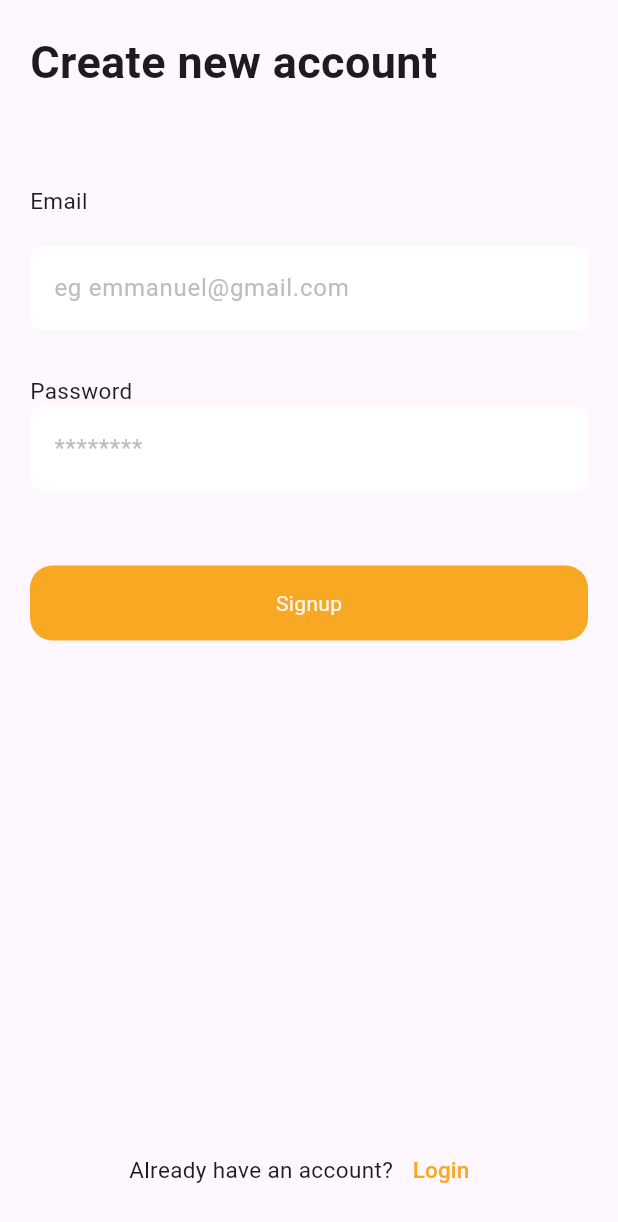
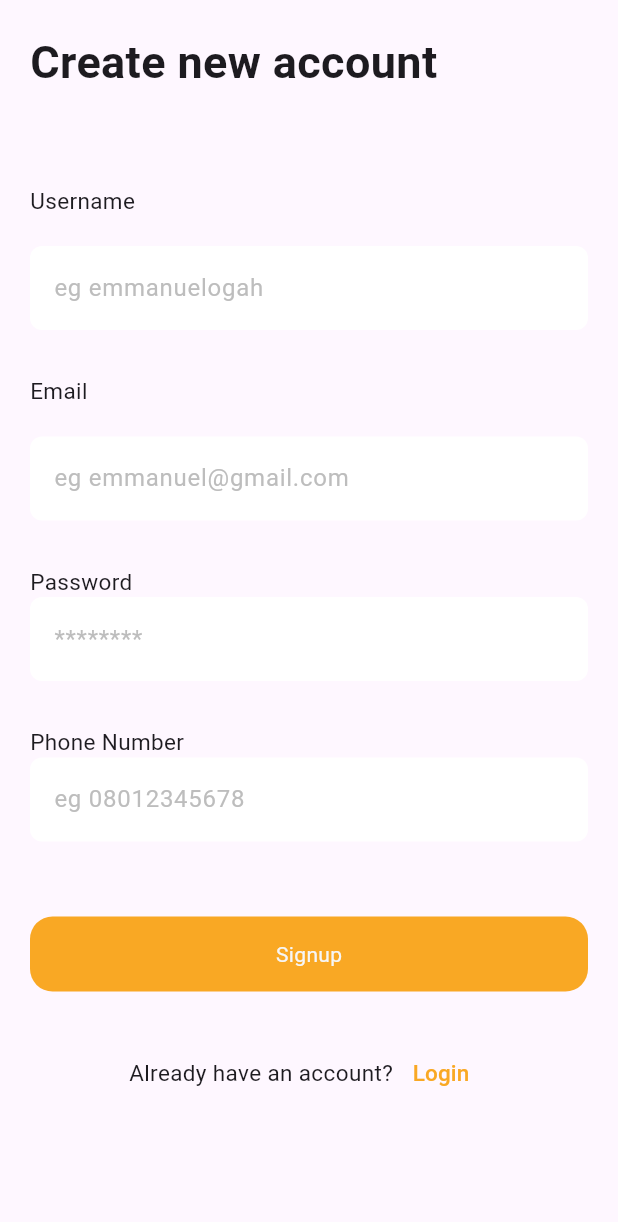
Before and after one commit to the-mohsin-ali/todo_app, a Flutter app: the screen it shows after launch, after a tap on "Signup", on a phone screen of 412 x 824 dp. Shown: the top 1222 px of the screen. Run offline on Flutter 3.47's test engine with Material 3 defaults, Android fonts, the phone set to English and light mode, and no system bars; our stand-ins replace cloud_firestore, firebase_auth, firebase_core, get, shared_preferences; accounts and stored records are empty.

```diff
--- a/lib/main.dart
+++ b/lib/main.dart
@@ -5,11 +5,14 @@ import 'package:todo_app/firebase_options.dart';
 import 'package:todo_app/res/routes/routes.dart';
 import 'package:todo_app/view/splash_screen.dart';
 import 'package:todo_app/view_models/controller/auth_controller.dart';
+import 'package:todo_app/view_models/controller/bottom_bar_controller.dart';
 
 void main() async {
   WidgetsFlutterBinding.ensureInitialized();
   await Firebase.initializeApp(options: DefaultFirebaseOptions.currentPlatform);
+
   Get.put(AuthController());
+  Get.put(BottomBarController());
   runApp(const MyApp());
 }
 
--- a/lib/models/task/user_task.dart
+++ b/lib/models/task/user_task.dart
@@ -35,7 +35,7 @@ class UserTask {
       'userId': userId,
       'title': title,
       'description': description,
-      'dateTime': dateTime,
+      'dateTime': Timestamp.fromDate( dateTime ),
       'isCompleted': isCompleted,
     };
   }
--- /dev/null
+++ b/lib/models/user_model.dart
@@ -0,0 +1,23 @@
+class UserModel {
+  String? uid;
+  String? email;
+  String? userName;
+  String? phoneNumber;
+
+  UserModel({this.uid, this.email, this.userName, this.phoneNumber});
+
+ factory UserModel.fromMap(Map<String, dynamic> map) => UserModel(
+    uid: map['uid'],
+    email: map['email'],
+    userName: map['userName'],
+    phoneNumber: map['phoneNumber'],
+  );
+
+  Map<String, dynamic> toMap() => {
+    'uid': uid,
+    'email': email,
+    'userName': userName,
+    'phoneNumber': phoneNumber,
+  };
+
+}
--- a/lib/res/routes/routes.dart
+++ b/lib/res/routes/routes.dart
@@ -28,7 +28,7 @@ class AppRoutes {
     ),
     GetPage(
       name: '/signup',
-      page: () => const SignupScreen(),
+      page: () =>  SignupScreen(),
       transitionDuration: Duration(milliseconds: 250),
       transition: Transition.leftToRightWithFade,
     ),
--- /dev/null
+++ b/lib/utils/global_variable.dart
@@ -0,0 +1,14 @@
+import 'package:todo_app/view_models/services/shared_prefs.dart';
+
+class GlobalVariable {
+
+  static String userName = '';
+  static String userEmail = '';
+  static String userNumber = '';
+
+  static Future<void> init() async {
+    userName = await SharedPrefs.getUsername() ?? '';
+    userEmail = await SharedPrefs.getEmail() ?? '';
+    userNumber = await SharedPrefs.getPhoneNumber() ?? '';
+  }
+}
--- a/lib/view/login_screen.dart
+++ b/lib/view/login_screen.dart
@@ -1,3 +1,4 @@
+import 'package:flutter/cupertino.dart';
 import 'package:flutter/material.dart';
 import 'package:get/get.dart';
 import 'package:todo_app/res/colors/app_colors.dart';
@@ -23,6 +24,9 @@ class LoginScreen extends StatelessWidget {
             key: formKey,
             child: Column(
               children: [
+                // CupertinoExpansionTile(
+
+                // )
                 Row(
                   mainAxisAlignment: MainAxisAlignment.center,
                   children: [
@@ -45,6 +49,7 @@ class LoginScreen extends StatelessWidget {
                     if(value!.isEmpty){
                       return 'Please enter your email';
                     }
+                    return null;
                   },
                 ),
                 const SizedBox(height: 30),
@@ -60,6 +65,7 @@ class LoginScreen extends StatelessWidget {
                     if(value!.isEmpty){
                       return 'Please enter your password';
                     }
+                    return null;
                   },
                 ),
                 const SizedBox(height: 30),
--- a/lib/view/signup_screen.dart
+++ b/lib/view/signup_screen.dart
@@ -6,22 +6,17 @@ import 'package:todo_app/res/routes/routes_name.dart';
 import 'package:todo_app/utils/utils.dart';
 import 'package:todo_app/view_models/controller/auth_controller.dart';
 
-class SignupScreen extends StatelessWidget {
-  const SignupScreen({super.key});
+class SignupScreen extends GetResponsiveWidget<AuthController> {
+  SignupScreen({super.key});
 
   @override
   Widget build(BuildContext context) {
-    final formKey = GlobalKey<FormState>();
-    TextEditingController emailController = TextEditingController();
-    TextEditingController passwordController = TextEditingController();
-    // final controller = Get.find<AuthController>();
-
     return Scaffold(
       body: SafeArea(
         child: Padding(
-          padding: EdgeInsetsGeometry.all(20),
+          padding: const EdgeInsets.all(20),
           child: Form(
-            key: formKey,
+            key: controller.formKey,
             child: Column(
               children: [
                 Row(
@@ -37,28 +32,28 @@ class SignupScreen extends StatelessWidget {
                   ],
                 ),
                 const SizedBox(height: 60),
-                // Align(
-                //   alignment: Alignment.centerLeft,
-                //   child: Text('Username', style: TextStyle(fontSize: 15)),
-                // ),
-                // const SizedBox(height: 20),
-                // TextFormField(
-                //   controller: usernameController,
-                //   decoration: Utils.inputDecoration(title: 'eg emmanuelogah'),
-                //   validator: (value) {
-                //     if (value!.isEmpty) {
-                //       return 'Please enter your username';
-                //     }
-                //   },
-                // ),
-                // const SizedBox(height: 30),
+                Align(
+                  alignment: Alignment.centerLeft,
+                  child: Text('Username', style: TextStyle(fontSize: 15)),
+                ),
+                const SizedBox(height: 20),
+                TextFormField(
+                  controller: controller.usernameController,
+                  decoration: Utils.inputDecoration(title: 'eg emmanuelogah'),
+                  validator: (value) {
+                    if (value!.isEmpty) {
+                      return 'Please enter your username';
+                    }
+                  },
+                ),
+                const SizedBox(height: 30),
                 Align(
                   alignment: Alignment.centerLeft,
                   child: Text('Email', style: TextStyle(fontSize: 15)),
                 ),
                 const SizedBox(height: 20),
                 TextFormField(
-                  controller: emailController,
+                  controller: controller.emailController,
                   decoration: Utils.inputDecoration(
                     title: 'eg emmanuel@gmail.com',
                   ),
@@ -74,7 +69,7 @@ class SignupScreen extends StatelessWidget {
                   child: Text('Password', style: TextStyle(fontSize: 15)),
                 ),
                 TextFormField(
-                  controller: passwordController,
+                  controller: controller.passwordController,
                   obscureText: true,
                   decoration: Utils.inputDecoration(title: '********'),
                   validator: (value) {
@@ -83,20 +78,37 @@ class SignupScreen extends StatelessWidget {
                     }
                   },
                 ),
+                const SizedBox(height: 30),
+                Align(
+                  alignment: Alignment.centerLeft,
+                  child: Text('Phone Number', style: TextStyle(fontSize: 15)),
+                ),
+                TextFormField(
+                  keyboardType: TextInputType.number,
+                  controller: controller.phoneController,
+                  decoration: Utils.inputDecoration(title: 'eg 08012345678'),
+                  validator: (value) {
+                    if (value!.isEmpty) {
+                      return 'Please enter phone number';
+                    }
+                  },
+                ),
                 const SizedBox(height: 50),
                 RoundButton(
                   loading: false,
                   title: 'Signup',
                   onPress: () {
-                    if (formKey.currentState!.validate()) {
-                      AuthController.to.register(
-                        emailController.text.trim(),
-                        passwordController.text.trim(),
+                    if (controller.formKey.currentState!.validate()) {
+                      controller.register(
+                        controller.emailController.text.trim(),
+                        controller.passwordController.text.trim(),
+                        controller.usernameController.text.trim(),
+                        controller.phoneController.text.trim(),
                       );
                     }
                   },
                 ),
-                const Spacer(),
+                const SizedBox(height: 30),
                 Align(
                   alignment: Alignment.center,
                   child: Row(
--- a/lib/view_models/services/shared_prefs.dart
+++ b/lib/view_models/services/shared_prefs.dart
@@ -1,46 +1,49 @@
-import 'package:flutter/foundation.dart';
 import 'package:shared_preferences/shared_preferences.dart';
+import 'package:todo_app/models/user_model.dart';
 
 class SharedPrefs {
+  static const String userName = 'userName';
   static const String userId = 'userId';
   static const String userEmail = 'userEmail';
-  static const String userPassword = 'userPassword';
+  // static const String userPassword = 'userPassword';
+  static const String phoneNumber = 'phoneNumber';
   static const String isLoggedIn = 'isLoggedIn';
 
 
-  static Future<void> saveUserData(String userID, String email) async{
+  static Future<void> saveUserData(UserModel userModel) async {
+
     SharedPreferences sp = await SharedPreferences.getInstance();
-    await sp.setString(userId, userID);
-    await sp.setString(userEmail, email);
+    await sp.setString(userName, userModel.userName??'');
+    await sp.setString(userId, userModel.uid??'');
+    await sp.setString(userEmail, userModel.email??'');
+    await sp.setString(phoneNumber, userModel.phoneNumber??'');
     await sp.setBool(isLoggedIn, true);
-    if(kDebugMode){
-      print('User Data Saved: ');
-      print('User ID: $userID');
-      print('Email: $email');
-      print('Is Logged In: ${sp.getBool(isLoggedIn)}');
-    }
+
+
   }
 
   static Future<String?> getUserId() async{
     SharedPreferences sp = await SharedPreferences.getInstance();
-    if(kDebugMode){
-      print('User ID fetched: ${sp.getString(userId)}');
-    }
     return sp.getString(userId);
   }
 
   static Future<String?> getEmail() async{
     SharedPreferences sp = await SharedPreferences.getInstance();
-    if(kDebugMode){
-      print('Email fetched: ${sp.getString(userEmail)}');
-    }
     return sp.getString(userEmail);
   }
+
+  static Future<String?> getUsername() async{
+    SharedPreferences sp = await SharedPreferences.getInstance();
+    return sp.getString(userName);
+
+  }
+  static Future<String?> getPhoneNumber() async{
+    SharedPreferences sp = await SharedPreferences.getInstance();
+    return sp.getString(phoneNumber);
+  }
+
   static Future<bool?> getIsLoggedIn() async{
     SharedPreferences sp = await SharedPreferences.getInstance();
-    if(kDebugMode){
-      print('Is Logged In fetched: ${sp.getBool(isLoggedIn)}');
-    }
     return sp.getBool(isLoggedIn);
   }
 
--- a/lib/view_models/services/splash_service.dart
+++ b/lib/view_models/services/splash_service.dart
@@ -13,7 +13,7 @@ class SplashService {
     bool loggedIn = await SharedPrefs.getIsLoggedIn() ?? false;
     User? currentUser = FirebaseAuth.instance.currentUser;
 
-    Future.delayed(Duration(seconds: 3));
+    await Future.delayed(Duration(seconds: 3));
 
     if (loggedIn && currentUser != null) {
       Get.offAllNamed('/homeScreen');
--- a/pubspec.yaml
+++ b/pubspec.yaml
@@ -40,6 +40,8 @@ dependencies:
   cloud_firestore: ^6.0.0
   firebase_auth: ^6.0.1
   shared_preferences: ^2.5.3
+  firebase_messaging: ^16.0.0
+  flutter_local_notifications: ^19.4.0
 
 dev_dependencies:
   flutter_test:
```
Also changed, not shown: lib/utils/utils.dart (+8 -6 lines), lib/view/bottom_nav/add_task.dart (+45 -40 lines), lib/view/bottom_nav/home_tab.dart (+39 -17 lines), lib/view/bottom_nav/task_completed.dart (+4 -5 lines), lib/view_models/controller/auth_controller.dart (+64 -14 lines), lib/view_models/controller/task_controller.dart (+96 -73 lines), pubspec.lock, 3 other files.
